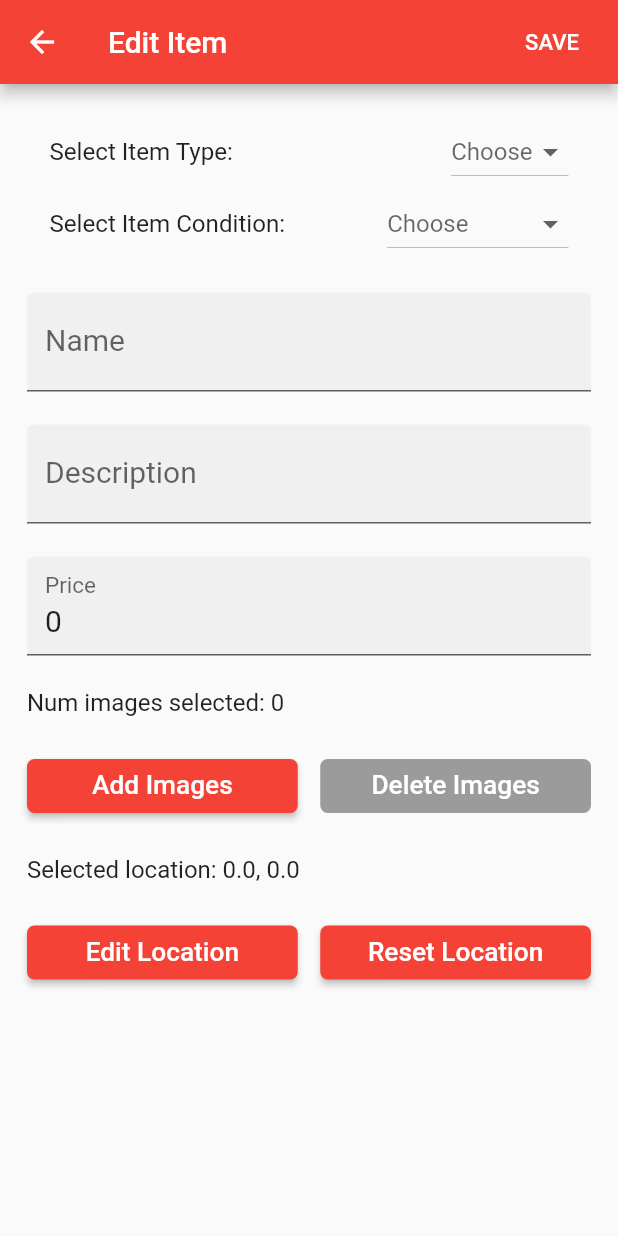
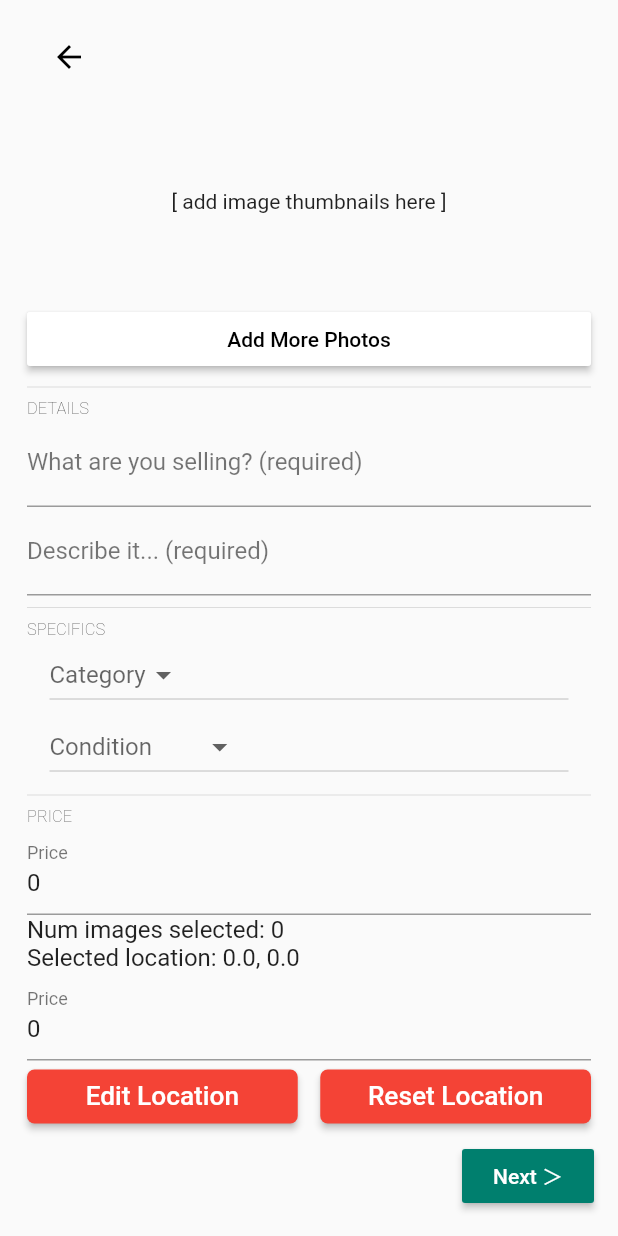
Before and after one commit to JPFrancis/ShareApp, a Flutter app: the ItemEdit screen opened directly with empty values, on a phone screen of 412 x 824 dp. Run offline on Flutter 3.47's test engine with Material 2 defaults, Android fonts, the phone set to English and light mode, and no system bars; our stand-ins replace cached_network_image, cloud_firestore, firebase_auth, firebase_storage, fluttertoast, geolocator and 5 more; missing offline and left inert: flutter_facebook_login, flutter_google_places, google_maps_webservice, multi_image_picker; accounts and stored records are empty; network calls fail; Roboto replaces fonts that are missing (Quicksand); statements that could not run were skipped.

Commit message:
merged with rohith

```diff
--- a/lib/pages/item_edit.dart
+++ b/lib/pages/item_edit.dart
@@ -87,10 +87,10 @@ class ItemEditState extends State<ItemEdit> {
     }
 
     const itemType = <String>[
-      'tool',
-      'leisure',
-      'home',
-      'other',
+      'Tool',
+      'Leisure',
+      'Home',
+      'Other',
     ];
     dropDownItemType = itemType
         .map(
@@ -102,10 +102,10 @@ class ItemEditState extends State<ItemEdit> {
         .toList();
 
     const itemCondition = <String>[
-      'lightly used',
-      'good',
-      'fair',
-      'has character',
+      'Lightly Used',
+      'Good',
+      'Fair',
+      'Has Character',
     ];
     dropDownItemCondition = itemCondition
         .map(
@@ -117,20 +117,7 @@ class ItemEditState extends State<ItemEdit> {
         .toList();
 
     return Scaffold(
-      appBar: AppBar(
-        title: Text(appBarText + ' Item'),
-        actions: <Widget>[
-          FlatButton(
-            child: Text('SAVE',
-                textScaleFactor: 1.05,
-                style: theme.textTheme.body2.copyWith(color: Colors.white)),
-            onPressed: () {
-              saveWarning();
-              //Navigator.pop(context, DismissDialogAction.save);
-            },
-          ),
-        ],
-      ),
+      resizeToAvoidBottomPadding: true,
       body: Stack(
         children: <Widget>[
           isUploading
@@ -142,39 +129,106 @@ class ItemEditState extends State<ItemEdit> {
           showCircularProgress(),
         ],
       ),
+      floatingActionButton: RaisedButton(
+        color: Color(0xff007f6e),
+        child: Text('Next ＞',
+            style: TextStyle(color: Colors.white, fontFamily: 'Quicksand')),
+        onPressed: () {
+          saveWarning();
+          //Navigator.pop(context, DismissDialogAction.save);
+        },
+      ),
     );
   }
 
   Widget showBody() {
+    double height = MediaQuery.of(context).size.height;
     return Form(
       key: formKey,
       onWillPop: onWillPop,
       child: ListView(
+          shrinkWrap: true,
           padding:
           EdgeInsets.only(top: 10.0, bottom: 10.0, left: 18.0, right: 18.0),
           children: <Widget>[
-          //showItemCreator(),
-          Column(
-            children: <Widget>[
+            backButton(),
+            Padding(
+              padding: const EdgeInsets.only(top: 60, bottom: 60.0),
+              child: Center(child: Text("[ add image thumbnails here ]")),
+            ),
+            showImageButtons(),
+            Divider(),
+            reusableCategory("DETAILS"),
+            reusableTextEntry("What are you selling? (required)", true,
+                nameController, 'name'),
+            reusableTextEntry("Describe it... (required)", true,
+                descriptionController, 'description'),
+            Divider(),
+            reusableCategory("SPECIFICS"),
             showTypeSelector(),
             showConditionSelector(),
-            ],
-          ),
-          showNameEditor(),
-          showDescriptionEditor(),
-          showPriceEditor(),
+            Divider(),
+            reusableCategory("PRICE"),
+            reusableTextEntry(
+                "Price", true, priceController, 'price', TextInputType.number),
             showImageCount(),
-          showImageButtons(),
             showSelectedLocation(),
+            reusableTextEntry(
+                "Price", true, priceController, 'price', TextInputType.number),
             showLocationButtons(),
-        ].map<Widget>((Widget child) {
+          ]),
+    );
+  }
+
+  Widget backButton() {
     return Container(
-            padding: const EdgeInsets.symmetric(vertical: 11),
-            child: child,
-          );
-        }).toList(),
+      alignment: Alignment.topLeft,
+      child: FloatingActionButton(
+        child: BackButton(),
+        onPressed: () => Navigator.pop(context),
+        backgroundColor: Colors.transparent,
+        elevation: 0.0,
+        foregroundColor: Colors.black,
       ),
     );
+  }
+
+  Widget reusableTextEntry(placeholder, required, controller, saveTo,
+      [keyboard = TextInputType.text]) {
+    return Container(
+      child: TextField(
+        keyboardType: keyboard,
+        controller: controller,
+        onChanged: (value) {
+          switch (saveTo) {
+            case 'name':
+              itemCopy.name = controller.text;
+              break;
+            case 'description':
+              itemCopy.description = controller.text;
+              break;
+            case 'price':
+              itemCopy.price = int.parse(controller.text);
+              break;
+            default:
+          }
+        },
+        decoration: InputDecoration(
+          labelStyle: TextStyle(
+            color: required ? Colors.black54 : Colors.black26,
+          ),
+          labelText: placeholder,
+          //border: OutlineInputBorder(borderRadius: BorderRadius.circular(5.0)),
+        ),
+      ),
+    );
+  }
+
+  Widget reusableCategory(text) {
+    return Container(
+        alignment: Alignment.centerLeft,
+        child: Text(text,
+            style: TextStyle(fontSize: 11.0, fontWeight: FontWeight.w100)));
   }
 
   Widget showItemCreator() {
@@ -188,16 +242,9 @@ class ItemEditState extends State<ItemEdit> {
   Widget showTypeSelector() {
     return Container(
       padding: EdgeInsets.only(left: 15.0, right: 15.0),
-      child: Row(
-          mainAxisAlignment: MainAxisAlignment.spaceBetween,
-          children: <Widget>[
-            Text(
-              'Select Item Type:',
-              textScaleFactor: 1.15,
-            ),
-            DropdownButton<String>(
+      child: DropdownButton<String>(
         value: itemCopy.type,
-              hint: Text('Choose'),
+        hint: Text('Category'),
         onChanged: (String newValue) {
           setState(() {
             itemCopy.type = newValue;
@@ -205,85 +252,21 @@ class ItemEditState extends State<ItemEdit> {
         },
         items: dropDownItemType,
       ),
-          ]),
     );
   }
 
   Widget showConditionSelector() {
     return Container(
       padding: EdgeInsets.only(left: 15.0, right: 15.0),
-      child: Row(
-          mainAxisAlignment: MainAxisAlignment.spaceBetween,
-          children: <Widget>[
-            Text(
-              'Select Item Condition:',
-              textScaleFactor: 1.15,
-            ),
-            DropdownButton<String>(
+      child: DropdownButton<String>(
         value: itemCopy.condition,
-              hint: Text('Choose'),
+        hint: Text('Condition'),
         onChanged: (String newValue) {
           setState(() {
             itemCopy.condition = newValue;
           });
         },
         items: dropDownItemCondition,
-            ),
-          ]),
-    );
-  }
-
-  Widget showNameEditor() {
-    return Container(
-      //padding: EdgeInsets.only(left: 5.0, right: 5.0),
-      child: TextField(
-        controller: nameController,
-        style: textStyle,
-        onChanged: (value) {
-          itemCopy.name = nameController.text;
-        },
-        decoration: InputDecoration(
-          labelText: 'Name',
-          filled: true,
-          //border: OutlineInputBorder(borderRadius: BorderRadius.circular(5.0)),
-        ),
-      ),
-    );
-  }
-
-  Widget showDescriptionEditor() {
-    return Container(
-      child: TextField(
-        keyboardType: TextInputType.multiline,
-        maxLines: null,
-        controller: descriptionController,
-        style: textStyle,
-        onChanged: (value) {
-          itemCopy.description = descriptionController.text;
-        },
-        decoration: InputDecoration(
-          labelText: 'Description',
-          filled: true,
-          //border: OutlineInputBorder(borderRadius: BorderRadius.circular(5.0)),
-        ),
-      ),
-    );
-  }
-
-  Widget showPriceEditor() {
-    return Container(
-      child: TextField(
-        keyboardType: TextInputType.number,
-        controller: priceController,
-        style: textStyle,
-        onChanged: (value) {
-          itemCopy.price = int.parse(priceController.text);
-        },
-        decoration: InputDecoration(
-          labelText: 'Price',
-          hintText: 'Hourly rate',
-          filled: true,
-        ),
       ),
     );
   }
@@ -302,14 +285,10 @@ class ItemEditState extends State<ItemEdit> {
         children: <Widget>[
           Expanded(
             child: RaisedButton(
-              shape: new RoundedRectangleBorder(
-                  borderRadius: new BorderRadius.circular(5.0)),
-              color: Colors.red,
-              textColor: Colors.white,
+              color: Colors.white,
+              textColor: Colors.black,
               child: Text(
-                "Add Images",
-                //addButton + " Images",
-                textScaleFactor: 1.25,
+                "Add More Photos",
               ),
               onPressed: imageButton
                   ? () {
@@ -320,9 +299,7 @@ class ItemEditState extends State<ItemEdit> {
                   : null,
             ),
           ),
-          Container(
-            width: 15.0,
-          ),
+          /*
           Expanded(
             child: RaisedButton(
               shape: new RoundedRectangleBorder(
@@ -339,7 +316,7 @@ class ItemEditState extends State<ItemEdit> {
                       deleteImagesWarning();
                     },
             ),
-          ),
+          ),*/
         ],
       ),
     );
```
Also changed, not shown: lib/pages/home_page.dart (+3 -21 lines), lib/pages/item_detail.dart (+23 -42 lines), lib/pages/profile_edit.dart (indentation only). Lines whose indentation alone changed are shown as unchanged.
